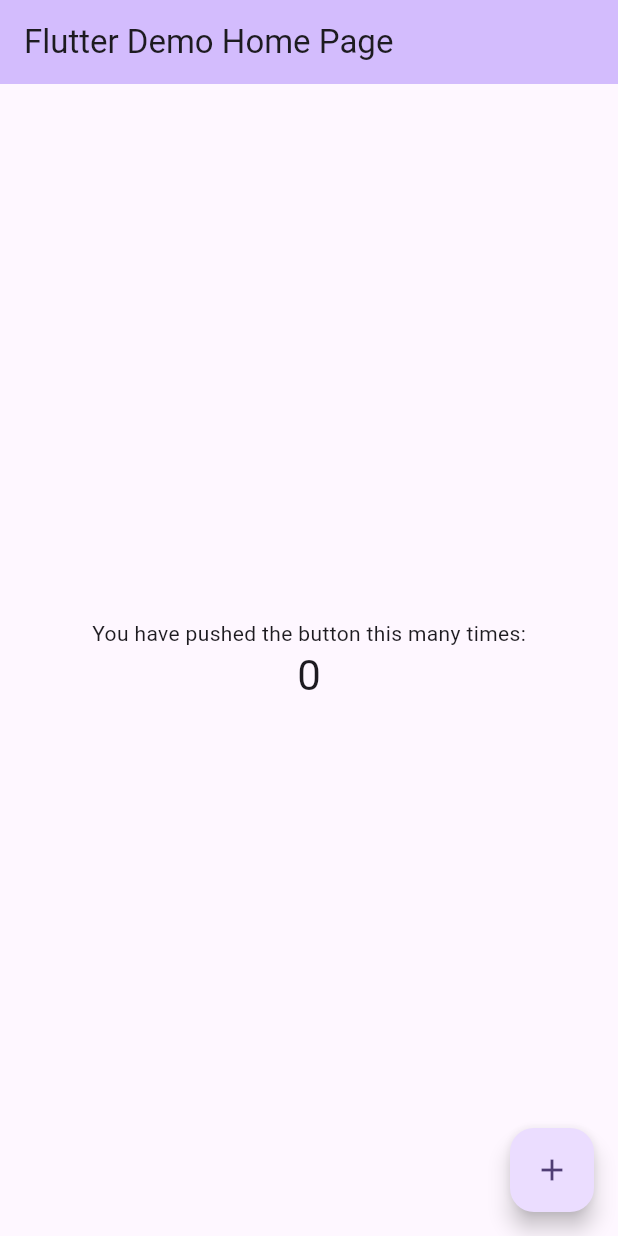
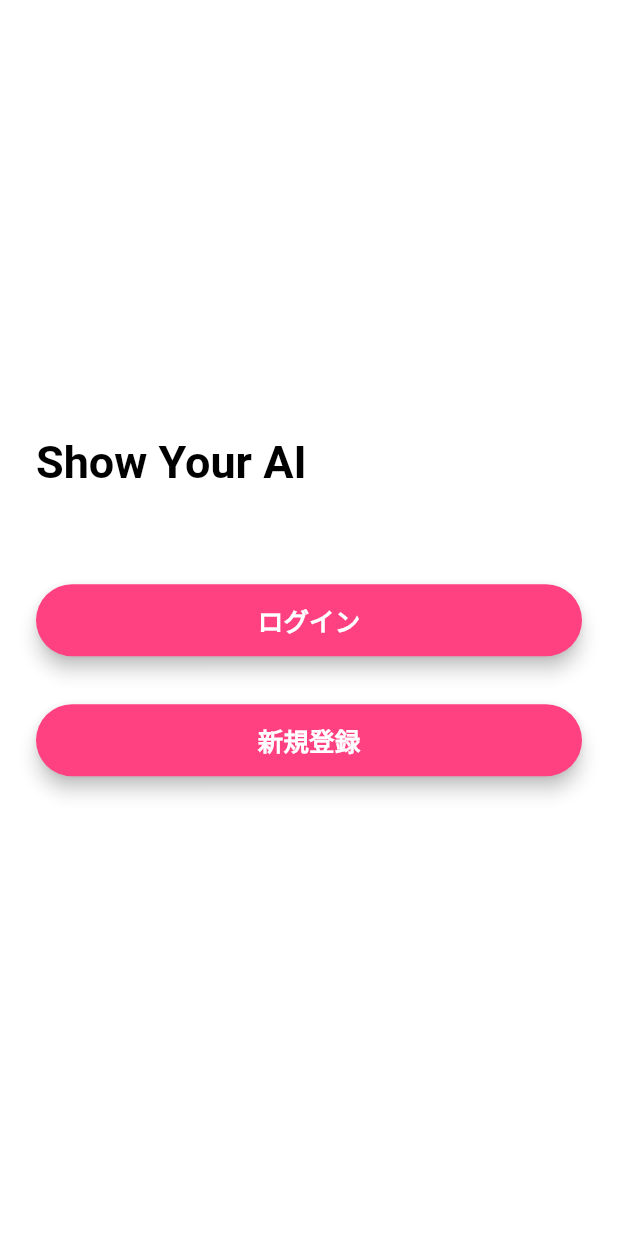
Before and after one commit to Go-yahinaichita/ditto-front-mobile, a Flutter app: the screen it shows after launch, on a phone screen of 412 x 824 dp. Run offline on Flutter 3.47's test engine with Material 3 defaults, Android fonts, the light colour scheme and no system bars; drawn by our look-alikes of animated_text_kit.

Commit message:
基本画面の追加

```diff
--- a/lib/main.dart
+++ b/lib/main.dart
@@ -1,125 +1,44 @@
 import 'package:flutter/material.dart';
+import 'package:flutter_localizations/flutter_localizations.dart';
+// import 'package:flutter_dotenv/flutter_dotenv.dart';
 
-void main() {
-  runApp(const MyApp());
+import 'package:pjt_ditto_front/screens/login_screen.dart';
+import 'package:pjt_ditto_front/screens/register_screen.dart';
+import 'package:pjt_ditto_front/screens/welcome_screen.dart';
+import 'package:pjt_ditto_front/screens/chat_screen.dart';
+
+void main() async {
+  WidgetsFlutterBinding.ensureInitialized();
+  runApp(MyApp());
 }
 
 class MyApp extends StatelessWidget {
   const MyApp({super.key});
 
-  // This widget is the root of your application.
   @override
   Widget build(BuildContext context) {
     return MaterialApp(
-      title: 'Flutter Demo',
+      title: 'Show Your AI',
       theme: ThemeData(
-        // This is the theme of your application.
-        //
-        // TRY THIS: Try running your application with "flutter run". You'll see
-        // the application has a purple toolbar. Then, without quitting the app,
-        // try changing the seedColor in the colorScheme below to Colors.green
-        // and then invoke "hot reload" (save your changes or press the "hot
-        // reload" button in a Flutter-supported IDE, or press "r" if you used
-        // the command line to start the app).
-        //
-        // Notice that the counter didn't reset back to zero; the application
-        // state is not lost during the reload. To reset the state, use hot
-        // restart instead.
-        //
-        // This works for code too, not just values: Most code changes can be
-        // tested with just a hot reload.
-        colorScheme: ColorScheme.fromSeed(seedColor: Colors.deepPurple),
-        useMaterial3: true,
+        primarySwatch: Colors.pink,
       ),
-      home: const MyHomePage(title: 'Flutter Demo Home Page'),
+      initialRoute: WelcomeScreen.id,
+      routes: {
+        WelcomeScreen.id: (context) => WelcomeScreen(),
+        LoginScreen.id: (context) => LoginScreen(),
+        RegisterScreen.id: (context) => RegisterScreen(),
+        ChatScreen.id: (context) => ChatScreen(),
+      },
+      locale: const Locale('ja'),
+      supportedLocales: const [
+        Locale('ja'),
+        Locale('en'),
+      ],
+      localizationsDelegates: const [
+        GlobalMaterialLocalizations.delegate,
+        GlobalWidgetsLocalizations.delegate,
+        GlobalCupertinoLocalizations.delegate,
+      ],
     );
   }
 }
-
-class MyHomePage extends StatefulWidget {
-  const MyHomePage({super.key, required this.title});
-
-  // This widget is the home page of your application. It is stateful, meaning
-  // that it has a State object (defined below) that contains fields that affect
-  // how it looks.
-
-  // This class is the configuration for the state. It holds the values (in this
-  // case the title) provided by the parent (in this case the App widget) and
-  // used by the build method of the State. Fields in a Widget subclass are
-  // always marked "final".
-
-  final String title;
-
-  @override
-  State<MyHomePage> createState() => _MyHomePageState();
-}
-
-class _MyHomePageState extends State<MyHomePage> {
-  int _counter = 0;
-
-  void _incrementCounter() {
-    setState(() {
-      // This call to setState tells the Flutter framework that something has
-      // changed in this State, which causes it to rerun the build method below
-      // so that the display can reflect the updated values. If we changed
-      // _counter without calling setState(), then the build method would not be
-      // called again, and so nothing would appear to happen.
-      _counter++;
-    });
-  }
-
-  @override
-  Widget build(BuildContext context) {
-    // This method is rerun every time setState is called, for instance as done
-    // by the _incrementCounter method above.
-    //
-    // The Flutter framework has been optimized to make rerunning build methods
-    // fast, so that you can just rebuild anything that needs updating rather
-    // than having to individually change instances of widgets.
-    return Scaffold(
-      appBar: AppBar(
-        // TRY THIS: Try changing the color here to a specific color (to
-        // Colors.amber, perhaps?) and trigger a hot reload to see the AppBar
-        // change color while the other colors stay the same.
-        backgroundColor: Theme.of(context).colorScheme.inversePrimary,
-        // Here we take the value from the MyHomePage object that was created by
-        // the App.build method, and use it to set our appbar title.
-        title: Text(widget.title),
-      ),
-      body: Center(
-        // Center is a layout widget. It takes a single child and positions it
-        // in the middle of the parent.
-        child: Column(
-          // Column is also a layout widget. It takes a list of children and
-          // arranges them vertically. By default, it sizes itself to fit its
-          // children horizontally, and tries to be as tall as its parent.
-          //
-          // Column has various properties to control how it sizes itself and
-          // how it positions its children. Here we use mainAxisAlignment to
-          // center the children vertically; the main axis here is the vertical
-          // axis because Columns are vertical (the cross axis would be
-          // horizontal).
-          //
-          // TRY THIS: Invoke "debug painting" (choose the "Toggle Debug Paint"
-          // action in the IDE, or press "p" in the console), to see the
-          // wireframe for each widget.
-          mainAxisAlignment: MainAxisAlignment.center,
-          children: <Widget>[
-            const Text(
-              'You have pushed the button this many times:',
-            ),
-            Text(
-              '$_counter',
-              style: Theme.of(context).textTheme.headlineMedium,
-            ),
-          ],
-        ),
-      ),
-      floatingActionButton: FloatingActionButton(
-        onPressed: _incrementCounter,
-        tooltip: 'Increment',
-        child: const Icon(Icons.add),
-      ), // This trailing comma makes auto-formatting nicer for build methods.
-    );
-  }
-}
--- /dev/null
+++ b/lib/screens/welcome_screen.dart
@@ -0,0 +1,135 @@
+import 'package:flutter/material.dart';
+import 'package:animated_text_kit/animated_text_kit.dart';
+
+import 'login_screen.dart';
+import 'register_screen.dart';
+
+class WelcomeScreen extends StatefulWidget {
+  static const String id = "welcome_screen";
+
+  @override
+  _WelcomeScreenState createState() => _WelcomeScreenState();
+}
+
+class _WelcomeScreenState extends State<WelcomeScreen>
+    with SingleTickerProviderStateMixin {
+  late AnimationController controller;
+  late Animation animation;
+
+  @override
+  void initState() {
+    super.initState();
+
+    controller = AnimationController(
+      duration: Duration(seconds: 1),
+      vsync: this,
+    );
+
+    animation = CurvedAnimation(parent: controller, curve: Curves.bounceInOut);
+
+    controller.forward();
+
+    animation.addStatusListener((status) {
+      if (status == AnimationStatus.completed) {
+        controller.reverse(from: 1.0);
+      } else if (status == AnimationStatus.dismissed) {
+        controller.forward();
+      }
+    });
+
+    controller.addListener(() {
+      setState(() => {});
+    });
+  }
+
+  @override
+  void dispose() {
+    controller.dispose();
+    super.dispose();
+  }
+
+  @override
+  Widget build(BuildContext context) {
+    return Scaffold(
+        backgroundColor: Colors.white,
+        body: Padding(
+          padding: const EdgeInsets.symmetric(horizontal: 24),
+          child: Column(
+            mainAxisAlignment: MainAxisAlignment.center,
+            crossAxisAlignment: CrossAxisAlignment.stretch,
+            children: <Widget>[
+              Row(children: [
+                SizedBox(
+                  width: 250,
+                  child: DefaultTextStyle(
+                    style: const TextStyle(
+                      color: Colors.black,
+                      fontSize: 30,
+                      fontWeight: FontWeight.bold,
+                    ),
+                    child: AnimatedTextKit(
+                      animatedTexts: [
+                        TypewriterAnimatedText(
+                          'Show Your AI',
+                          speed: const Duration(milliseconds: 100),
+                        ),
+                      ],
+                      stopPauseOnTap: true,
+                      repeatForever: true,
+                    ),
+                  ),
+                ),
+              ]),
+              SizedBox(
+                height: 48,
+              ),
+              Padding(
+                padding: EdgeInsets.symmetric(vertical: 16.0),
+                child: Material(
+                  elevation: 5.0,
+                  color: Colors.pinkAccent,
+                  borderRadius: BorderRadius.circular(30),
+                  child: MaterialButton(
+                    onPressed: () {
+                      Navigator.pushNamed(context, LoginScreen.id);
+                    },
+                    minWidth: 20,
+                    height: 42,
+                    child: Text(
+                      'ログイン',
+                      style: TextStyle(
+                          color: Colors.white,
+                          fontSize: 17,
+                          fontWeight: FontWeight.bold),
+                    ),
+                  ),
+                ),
+              ),
+              Padding(
+                padding: EdgeInsets.symmetric(vertical: 16.0),
+                child: Material(
+                  elevation: 5.0,
+                  color: Colors.pinkAccent,
+                  borderRadius: BorderRadius.circular(30),
+                  child: MaterialButton(
+                    onPressed: () {
+                      Navigator.pushNamed(context, RegisterScreen.id);
+                      print('pushed');
+                    },
+                    minWidth: 20,
+                    height: 42,
+                    child: Text(
+                      '新規登録',
+                      style: TextStyle(
+                          color: Colors.white,
+                          fontSize: 17,
+                          fontWeight: FontWeight.bold),
+                    ),
+                  ),
+                ),
+              )
+            ],
+          ),
+        ));
+  }
+}
```
Also changed, not shown: lib/screens/chat_screen.dart (added, +170 -0 lines), lib/screens/login_screen.dart (added, +113 -0 lines), lib/screens/register_screen.dart (added, +107 -0 lines).
